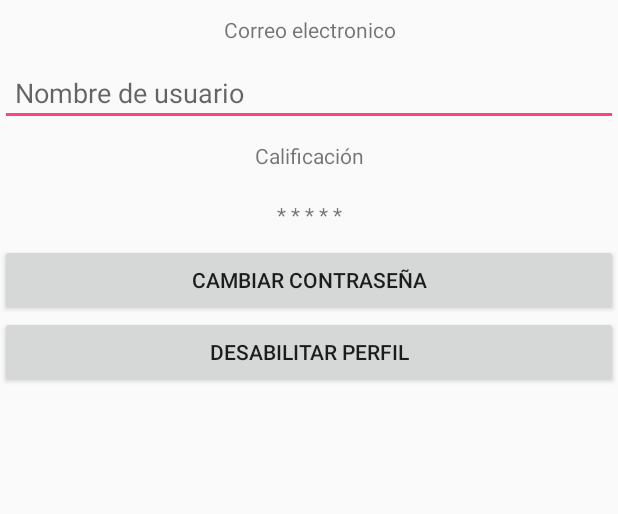
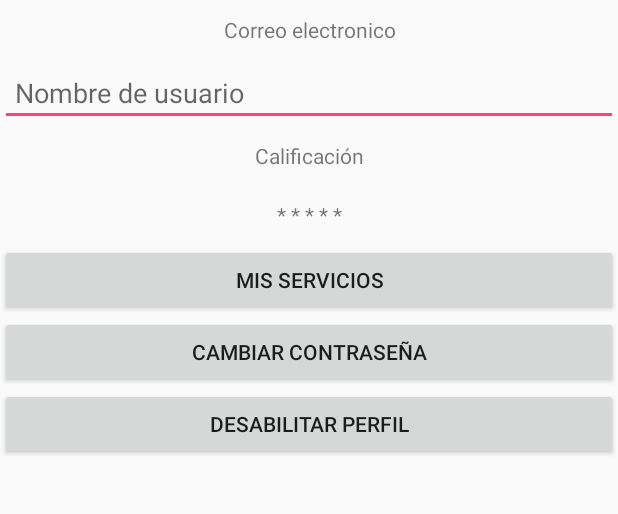
Before and after one commit to thejudge1308/CanchApp, an Android app: the MyPerfilActivity screen opened directly, with no data from a screen before it, on a phone screen of 412 x 824 dp, the part 246-760 px from its top. Run offline under Robolectric (Android 15) with nearby library versions, the phone set to English and light mode, and no system bars.

Commit message:
Termino de algunas interfaces

```diff
--- a/UsuarioCanchas/app/src/main/AndroidManifest.xml
+++ b/UsuarioCanchas/app/src/main/AndroidManifest.xml
@@ -12,7 +12,7 @@
         android:supportsRtl="true"
         android:theme="@style/AppTheme">
         <activity
-            android:name=".Login"
+            android:name=".LoginActivity"
             android:configChanges="keyboardHidden|orientation|screenSize">
             <intent-filter>
                 <action android:name="android.intent.action.MAIN" />
@@ -28,7 +28,9 @@
         <activity
             android:name=".Settings"
             android:label="@string/title_activity_notification" />
-        <activity android:name=".MyPerfil"></activity>
+        <activity android:name=".MyPerfilActivity" />
+        <activity android:name=".MyHistoryActivity" />
+        <activity android:name=".EquipoActivity"></activity>
     </application>
 
 </manifest>
--- a/UsuarioCanchas/app/src/main/java/com/example/patin/usuariocanchas/Home.java
+++ b/UsuarioCanchas/app/src/main/java/com/example/patin/usuariocanchas/Home.java
@@ -1,6 +1,5 @@
 package com.example.patin.usuariocanchas;
 
-import android.app.Notification;
 import android.content.Intent;
 import android.os.Bundle;
 import android.support.annotation.NonNull;
@@ -12,33 +11,34 @@ import android.support.v7.app.ActionBarDrawerToggle;
 import android.support.v7.app.AlertDialog;
 import android.support.v7.app.AppCompatActivity;
 import android.support.v7.widget.Toolbar;
-import android.view.LayoutInflater;
 import android.view.Menu;
 import android.view.MenuItem;
-import android.view.View;
 import android.widget.TextView;
 
 public class Home extends AppCompatActivity
         implements NavigationView.OnNavigationItemSelectedListener {
     private TextView mTextMessage;
 
+
     private BottomNavigationView.OnNavigationItemSelectedListener mOnNavigationItemSelectedListener
             = new BottomNavigationView.OnNavigationItemSelectedListener() {
 
+        /**
+         * allows to change view using the buttom menu
+         * @param item
+         * @return current view to show
+         */
         @Override
         public boolean onNavigationItemSelected(@NonNull MenuItem item) {
             switch (item.getItemId()) {
                 case R.id.navigation_home:
                     mTextMessage.setText("Home");
-
                     return true;
                 case R.id.navigation_notifications:
                     mTextMessage.setText("Notificaciones");
-
                     return true;
                 case R.id.navigation_contacts:
                     mTextMessage.setText("Contactos");
-
                     return  true;
             }
             return false;
@@ -55,14 +55,14 @@ public class Home extends AppCompatActivity
         mTextMessage = (TextView) findViewById(R.id.content_textView_homeactivity);
         mTextMessage.setText("Home");
 
-
+        //Menu de abajo
         BottomNavigationView navigation = (BottomNavigationView) findViewById(R.id.navigation);
         navigation.setOnNavigationItemSelectedListener(mOnNavigationItemSelectedListener);
 
         Toolbar toolbar = (Toolbar) findViewById(R.id.toolbar);
         setSupportActionBar(toolbar);
 
-
+        //Menu lateral
         DrawerLayout drawer = (DrawerLayout) findViewById(R.id.drawer_layout);
         ActionBarDrawerToggle toggle = new ActionBarDrawerToggle(
                 this, drawer, toolbar, R.string.navigation_drawer_open, R.string.navigation_drawer_close);
@@ -106,8 +106,11 @@ public class Home extends AppCompatActivity
     }
 
 
-
-
+    /**
+     * Listenners of lateral menu
+     * @param item
+     * @return activity
+     */
     @SuppressWarnings("StatementWithEmptyBody")
     @Override
     public boolean onNavigationItemSelected(MenuItem item) {
@@ -116,12 +119,14 @@ public class Home extends AppCompatActivity
 
         if (id == R.id.nav_perfil) {
             //Open my perfil activity
-            Intent i =new Intent(Home.this,MyPerfil.class);
+            Intent i =new Intent(Home.this,MyPerfilActivity.class);
             Home.this.startActivity(i);
         } else if (id == R.id.nav_history) {
-
+            Intent i =new Intent(Home.this,MyHistoryActivity.class);
+            Home.this.startActivity(i);
         } else if (id == R.id.nav_equipos) {
-
+            Intent i =new Intent(Home.this,EquipoActivity.class);
+            Home.this.startActivity(i);
         } else if (id == R.id.nav_settings) {
 
         } else if (id == R.id.nav_share) {
--- a/UsuarioCanchas/app/src/main/java/com/example/patin/usuariocanchas/Login.java
+++ b/UsuarioCanchas/app/src/main/java/com/example/patin/usuariocanchas/LoginActivity.java
@@ -6,7 +6,7 @@ import android.os.Bundle;
 import android.view.View;
 import android.widget.Button;
 
-public class Login extends AppCompatActivity {
+public class LoginActivity extends AppCompatActivity {
 
     @Override
     protected void onCreate(Bundle savedInstanceState) {
@@ -16,8 +16,8 @@ public class Login extends AppCompatActivity {
         loadSeccionButton.setOnClickListener(new View.OnClickListener() {
             @Override
             public void onClick(View v) {
-                Intent main = new Intent(Login.this,Home.class);
-                Login.this.startActivity(main);
+                Intent main = new Intent(LoginActivity.this,Home.class);
+                LoginActivity.this.startActivity(main);
             }
         });
 
--- a/UsuarioCanchas/app/src/main/java/com/example/patin/usuariocanchas/MyPerfil.java
+++ b/UsuarioCanchas/app/src/main/java/com/example/patin/usuariocanchas/MyPerfilActivity.java
@@ -3,7 +3,9 @@ package com.example.patin.usuariocanchas;
 import android.support.v7.app.AppCompatActivity;
 import android.os.Bundle;
 
-public class MyPerfil extends AppCompatActivity {
+public class MyPerfilActivity extends AppCompatActivity {
+
+
 
     @Override
     protected void onCreate(Bundle savedInstanceState) {
--- a/UsuarioCanchas/app/src/main/java/com/example/patin/usuariocanchas/Settings.java
+++ b/UsuarioCanchas/app/src/main/java/com/example/patin/usuariocanchas/Settings.java
@@ -173,10 +173,6 @@ public class Settings extends AppCompatPreferenceActivity {
             addPreferencesFromResource(R.xml.pref_general);
             setHasOptionsMenu(true);
 
-            // Bind the summaries of EditText/List/Dialog/Ringtone preferences
-            // to their values. When their values change, their summaries are
-            // updated to reflect the new value, per the Android Design
-            // guidelines.
             bindPreferenceSummaryToValue(findPreference("example_text"));
             bindPreferenceSummaryToValue(findPreference("example_list"));
         }
--- a/UsuarioCanchas/app/src/main/res/layout/activity_login.xml
+++ b/UsuarioCanchas/app/src/main/res/layout/activity_login.xml
@@ -4,7 +4,7 @@
     xmlns:tools="http://schemas.android.com/tools"
     android:layout_width="match_parent"
     android:layout_height="match_parent"
-    tools:context=".Login"
+    tools:context=".LoginActivity"
     >
 
 
--- a/UsuarioCanchas/app/src/main/res/layout/activity_my_perfil.xml
+++ b/UsuarioCanchas/app/src/main/res/layout/activity_my_perfil.xml
@@ -6,7 +6,7 @@
     android:layout_height="match_parent"
 
     android:orientation="vertical"
-    tools:context=".MyPerfil">
+    tools:context=".MyPerfilActivity">
 
     <LinearLayout
         android:layout_width="match_parent"
@@ -57,6 +57,12 @@
 
 
         <Button
+            android:id="@+id/button2"
+            android:layout_width="match_parent"
+            android:layout_height="wrap_content"
+            android:text="Mis servicios" />
+
+        <Button
             android:id="@+id/button"
             android:layout_width="match_parent"
             android:layout_height="wrap_content"
```
Also changed, not shown: UsuarioCanchas/app/src/main/java/com/example/patin/usuariocanchas/EquipoActivity.java (added, +33 -0 lines), UsuarioCanchas/app/src/main/java/com/example/patin/usuariocanchas/MyHistoryActivity.java (added, +16 -0 lines), UsuarioCanchas/app/src/main/res/layout/activity_equipo.xml (added, +28 -0 lines), UsuarioCanchas/app/src/main/res/layout/activity_my_history.xml (added, +18 -0 lines).
